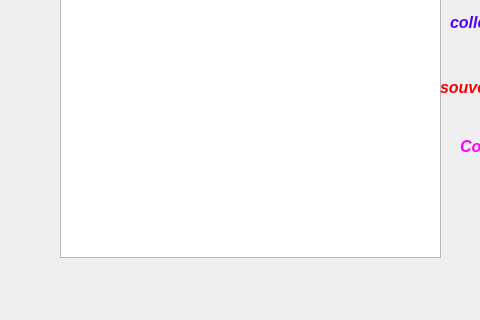
Ling2251/CS1D-College-Tour, file souveniraddandedit.ui: the form before one commit; both pictures show x 0 to 480 and y 213 to 533 of the 756 by 533 pixel window.
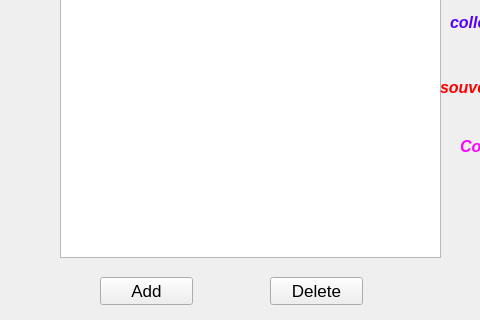
The form after the commit.

Commit message: create add and delete button

Patch:
```diff
--- a/souveniraddandedit.ui
+++ b/souveniraddandedit.ui
@@ -156,6 +156,42 @@
     </rect>
    </property>
   </widget>
+  <widget class="QPushButton" name="deleteButton">
+   <property name="geometry">
+    <rect>
+     <x>270</x>
+     <y>490</y>
+     <width>93</width>
+     <height>28</height>
+    </rect>
+   </property>
+   <property name="font">
+    <font>
+     <pointsize>13</pointsize>
+    </font>
+   </property>
+   <property name="text">
+    <string>Delete</string>
+   </property>
+  </widget>
+  <widget class="QPushButton" name="addButton">
+   <property name="geometry">
+    <rect>
+     <x>100</x>
+     <y>490</y>
+     <width>93</width>
+     <height>28</height>
+    </rect>
+   </property>
+   <property name="font">
+    <font>
+     <pointsize>13</pointsize>
+    </font>
+   </property>
+   <property name="text">
+    <string>Add</string>
+   </property>
+  </widget>
  </widget>
  <resources/>
  <connections/>
```
The commit also changes 2 other files.
